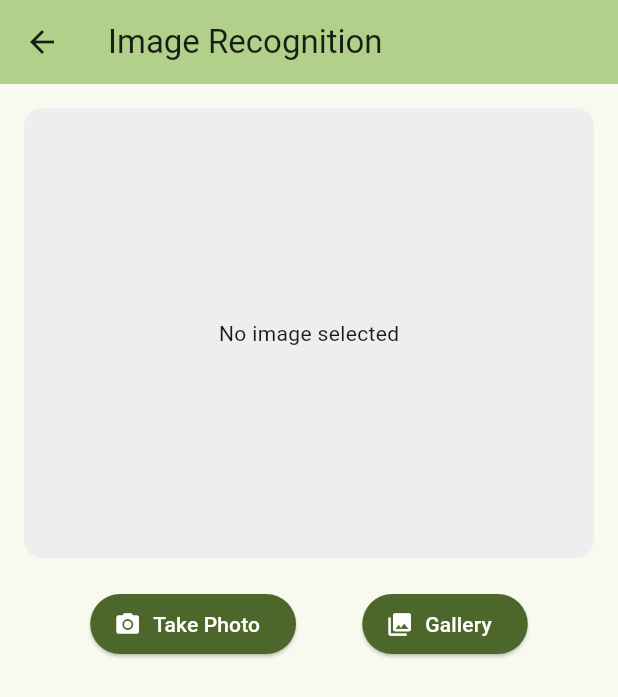
After one commit to Rnbsov/celeste, a Flutter app: the LearnScreen screen opened directly, after a tap on "Image Recognition", on a phone screen of 412 x 824 dp. The commit adds this screen. Shown: the top 697 px of the screen. Run offline on Flutter 3.47's test engine with Material 3 defaults, Android fonts, the phone set to English and light mode, and no system bars; our stand-ins replace google_fonts, image_picker, shared_preferences; missing offline and left inert: supabase_auth_ui; accounts and stored records are empty; Roboto replaces fonts that are missing (Abyssinica SIL, Roboto Flex).

Commit message:
🎉 feat: Working image recognition
Changelog: feature

```diff
--- /dev/null
+++ b/lib/screens/image_recognition_screen.dart
@@ -0,0 +1,235 @@
+import 'dart:convert';
+import 'dart:io';
+import 'package:flutter/material.dart';
+import 'package:image_picker/image_picker.dart';
+import 'package:http/http.dart' as http;
+
+class ImageRecognitionScreen extends StatefulWidget {
+  const ImageRecognitionScreen({super.key});
+
+  @override
+  State<ImageRecognitionScreen> createState() => _ImageRecognitionScreenState();
+}
+
+class _ImageRecognitionScreenState extends State<ImageRecognitionScreen> {
+  File? _imageFile;
+  final ImagePicker _picker = ImagePicker();
+  bool _isAnalyzing = false;
+  List<String> _recognizedObjects = [];
+  String _errorMessage = '';
+
+  static const String apiKey = 'AIzaSyCFBOf9xt4R-YNco-kj93Qwu97wmcVJt-M';
+  static const String apiUrl =
+      'https://vision.googleapis.com/v1/images:annotate?key=$apiKey';
+
+  Future<void> _getImage(ImageSource source) async {
+    final XFile? pickedFile = await _picker.pickImage(source: source);
+
+    if (pickedFile != null) {
+      setState(() {
+        _imageFile = File(pickedFile.path);
+        _recognizedObjects = [];
+        _errorMessage = '';
+      });
+
+      _analyzeImage();
+    }
+  }
+
+  Future<void> _analyzeImage() async {
+    if (_imageFile == null) return;
+
+    setState(() {
+      _isAnalyzing = true;
+      _errorMessage = '';
+    });
+
+    try {
+      final fileSize = await _imageFile!.length();
+      if (fileSize > 10 * 1024 * 1024) {
+        throw Exception(
+          'Image size exceeds 10MB limit. Please choose a smaller image.',
+        );
+      }
+
+      final bytes = await _imageFile!.readAsBytes();
+      final base64Image = base64Encode(bytes);
+
+      final body = jsonEncode({
+        "requests": [
+          {
+            "image": {"content": base64Image},
+            "features": [
+              {"type": "LABEL_DETECTION", "maxResults": 10},
+              {"type": "OBJECT_LOCALIZATION", "maxResults": 10},
+            ],
+          },
+        ],
+      });
+
+      final response = await http.post(
+        Uri.parse(apiUrl),
+        headers: {"Content-Type": "application/json"},
+        body: body,
+      );
+
+      if (response.statusCode == 200) {
+        final Map<String, dynamic> data = jsonDecode(response.body);
+
+        final List<String> labels = [];
+
+        if (data['responses'][0].containsKey('labelAnnotations')) {
+          final labelAnnotations = data['responses'][0]['labelAnnotations'];
+          for (var label in labelAnnotations) {
+            labels.add(
+              "${label['description']} (${(label['score'] * 100).toStringAsFixed(1)}%)",
+            );
+          }
+        }
+
+        if (data['responses'][0].containsKey('localizedObjectAnnotations')) {
+          final objectAnnotations =
+              data['responses'][0]['localizedObjectAnnotations'];
+          for (var object in objectAnnotations) {
+            labels.add(
+              "${object['name']} (${(object['score'] * 100).toStringAsFixed(1)}%)",
+            );
+          }
+        }
+
+        setState(() {
+          _recognizedObjects = labels;
+          _isAnalyzing = false;
+        });
+      } else {
+        String errorDetails = '';
+        try {
+          final errorResponse = jsonDecode(response.body);
+          errorDetails =
+              errorResponse['error']['message'] ?? 'Unknown API error';
+        } catch (e) {
+          errorDetails =
+              response.body.isEmpty
+                  ? 'No error details available'
+                  : response.body;
+        }
+
+        throw Exception(
+          'Failed to analyze image (${response.statusCode}): $errorDetails',
+        );
+      }
+    } catch (e) {
+      setState(() {
+        _errorMessage = 'Error: ${e.toString()}';
+        _isAnalyzing = false;
+      });
+    }
+  }
+
+  @override
+  Widget build(BuildContext context) {
+    return Scaffold(
+      appBar: AppBar(
+        backgroundColor: Theme.of(context).colorScheme.inversePrimary,
+        title: const Text('Image Recognition'),
+      ),
+      body: SingleChildScrollView(
+        child: Padding(
+          padding: const EdgeInsets.all(16.0),
+          child: Column(
+            crossAxisAlignment: CrossAxisAlignment.stretch,
+            children: [
+              if (_imageFile != null)
+                ClipRRect(
+                  borderRadius: BorderRadius.circular(12),
+                  child: Image.file(
+                    _imageFile!,
+                    height: 300,
+                    fit: BoxFit.cover,
+                  ),
+                )
+              else
+                Container(
+                  height: 300,
+                  decoration: BoxDecoration(
+                    color: Colors.grey[200],
+                    borderRadius: BorderRadius.circular(12),
+                  ),
+                  child: const Center(child: Text('No image selected')),
+                ),
+
+              const SizedBox(height: 20),
+
+              Row(
+                mainAxisAlignment: MainAxisAlignment.spaceEvenly,
+                children: [
+                  ElevatedButton.icon(
+                    onPressed: () => _getImage(ImageSource.camera),
+                    icon: const Icon(Icons.camera_alt),
+                    label: const Text('Take Photo'),
+                    style: ElevatedButton.styleFrom(
+                      foregroundColor: Colors.white,
+                      backgroundColor: Theme.of(context).colorScheme.primary,
+                    ),
+                  ),
+                  ElevatedButton.icon(
+                    onPressed: () => _getImage(ImageSource.gallery),
+                    icon: const Icon(Icons.photo_library),
+                    label: const Text('Gallery'),
+                    style: ElevatedButton.styleFrom(
+                      foregroundColor: Colors.white,
+                      backgroundColor: Theme.of(context).colorScheme.primary,
+                    ),
+                  ),
+                ],
+              ),
+
+              const SizedBox(height: 20),
+
+              if (_isAnalyzing)
+                const Center(
+                  child: Column(
+                    children: [
+                      CircularProgressIndicator(),
+                      SizedBox(height: 12),
+                      Text('Analyzing image...'),
+                    ],
+                  ),
+                ),
+
+              if (_errorMessage.isNotEmpty)
+                Padding(
+                  padding: const EdgeInsets.all(8.0),
+                  child: Text(
+                    _errorMessage,
+                    style: const TextStyle(color: Colors.red),
+                    textAlign: TextAlign.center,
+                  ),
+                ),
+
+              if (_recognizedObjects.isNotEmpty) ...[
+                const SizedBox(height: 16),
+                const Text(
+                  'What\'s in this image:',
+                  style: TextStyle(fontSize: 18, fontWeight: FontWeight.bold),
+                ),
+                const SizedBox(height: 8),
+                ...List.generate(
+                  _recognizedObjects.length,
+                  (index) => Card(
+                    elevation: 2,
+                    margin: const EdgeInsets.symmetric(vertical: 4),
+                    child: ListTile(
+                      leading: const Icon(Icons.check_circle_outline),
+                      title: Text(_recognizedObjects[index]),
+                    ),
+                  ),
+                ),
+              ],
+            ],
+          ),
+        ),
+      ),
+    );
+  }
+}
--- a/lib/screens/learn_screen.dart
+++ b/lib/screens/learn_screen.dart
@@ -1,4 +1,5 @@
 import 'package:flutter/material.dart';
+import 'image_recognition_screen.dart';
 
 class LearnScreen extends StatelessWidget {
   @override
@@ -22,6 +23,21 @@ class LearnScreen extends StatelessWidget {
               'Learning resources',
               style: Theme.of(context).textTheme.headlineMedium,
             ),
+            const SizedBox(height: 40),
+            ElevatedButton.icon(
+              onPressed: () {
+                Navigator.of(context).push(
+                  MaterialPageRoute(
+                    builder: (context) => const ImageRecognitionScreen(),
+                  ),
+                );
+              },
+              icon: const Icon(Icons.image_search),
+              label: const Text('Image Recognition'),
+              style: ElevatedButton.styleFrom(
+                padding: const EdgeInsets.symmetric(horizontal: 20, vertical: 12),
+              ),
+            ),
           ],
         ),
       ),
```
